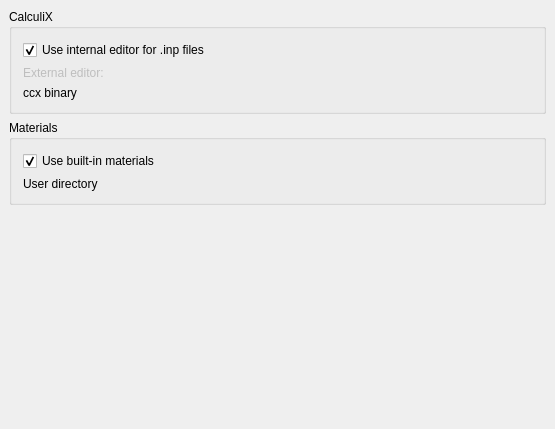
Qt form src/Mod/Fem/Gui/DlgSettingsFem.ui (berndhahnebach/All_FreeCAD) before a commit.
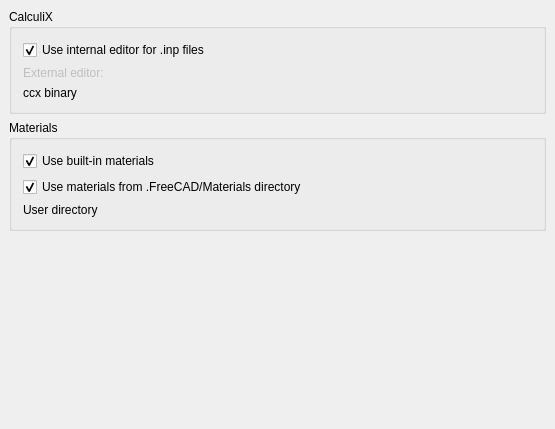
The same form after that commit. Custom widgets are drawn as their Qt base class.

Commit message: FEM: Add Preferences option to hide materials from .FreeCAD/Materials directory

```diff
--- a/src/Mod/Fem/Gui/DlgSettingsFem.ui
+++ b/src/Mod/Fem/Gui/DlgSettingsFem.ui
@@ -173,6 +173,22 @@
             </property>
            </widget>
           </item>
+          <item>
+           <widget class="Gui::PrefCheckBox" name="cb_use_mat_from_config_dir">
+            <property name="text">
+             <string>Use materials from .FreeCAD/Materials directory</string>
+            </property>
+            <property name="checked">
+             <bool>true</bool>
+            </property>
+            <property name="prefEntry" stdset="0">
+             <cstring>UseMaterialsFromConfigDir</cstring>
+            </property>
+            <property name="prefPath" stdset="0">
+             <cstring>Mod/Fem</cstring>
+            </property>
+           </widget>
+          </item>
           <item>
            <layout class="QGridLayout" name="gridLayout">
             <item row="1" column="1">
```
The commit also changes 2 other files.
